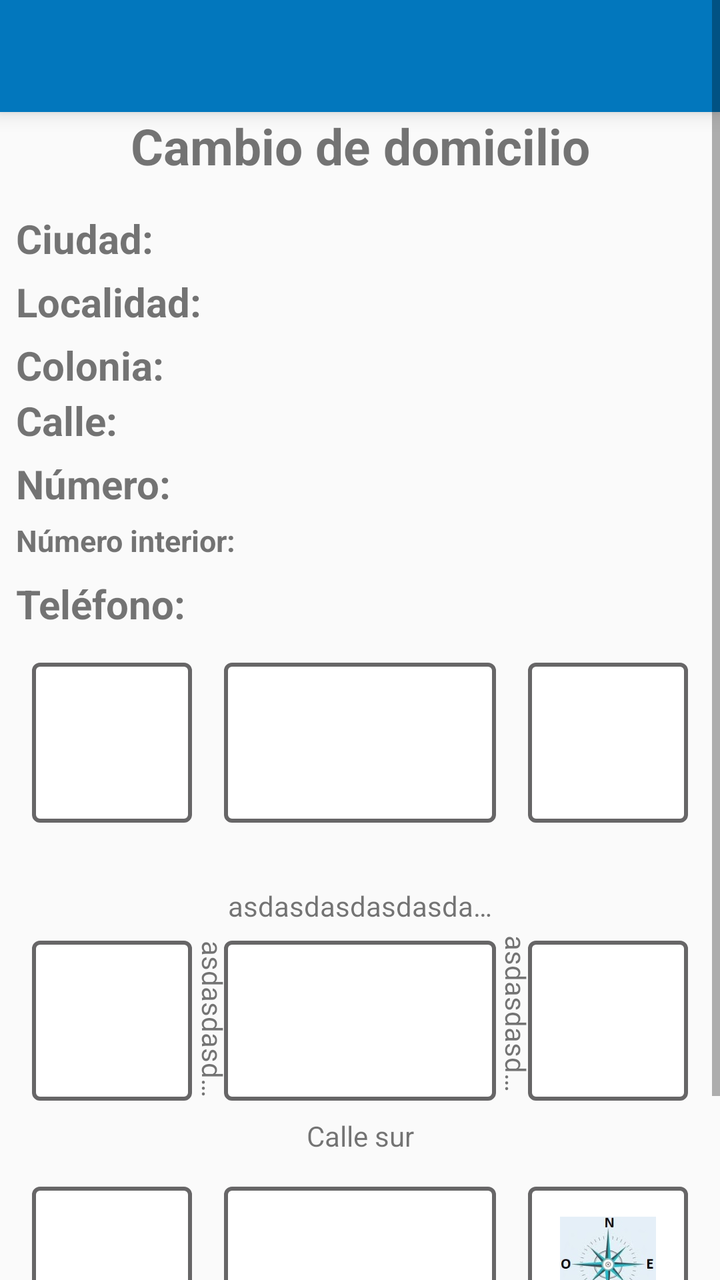
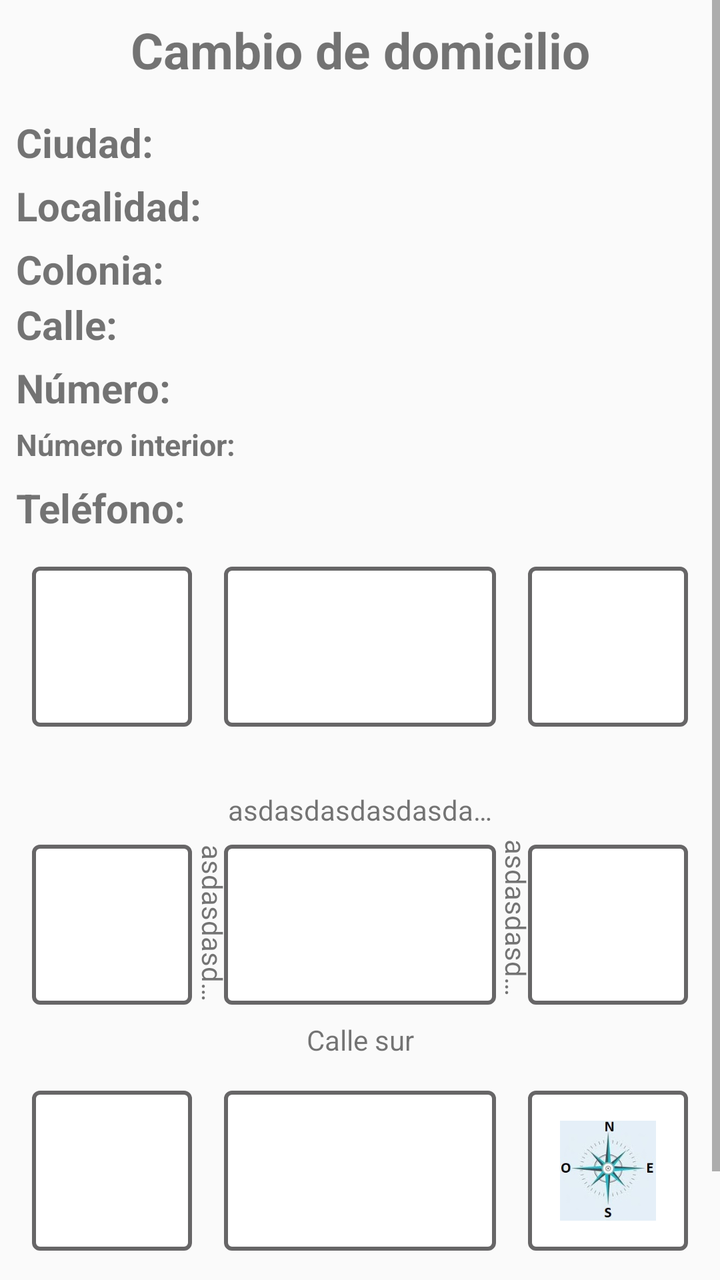

Screens rendered from an Android XML layout before and after an edit, with the pre-edit source and the edit as a unified diff.
<!-- AndroidManifest.xml: application theme AppTheme -->
<!-- res/layout/activity_cambio_domicilio.xml -->
<?xml version="1.0" encoding="utf-8"?>
<android.support.constraint.ConstraintLayout xmlns:app="http://schemas.android.com/apk/res-auto"
    xmlns:tools="http://schemas.android.com/tools"
    android:layout_width="match_parent"
    xmlns:android="http://schemas.android.com/apk/res/android"
    android:layout_height="match_parent">
    
    <ScrollView
        android:layout_width="match_parent"
        android:layout_height="match_parent"
        tools:layout_editor_absoluteX="168dp"
        tools:layout_editor_absoluteY="94dp">

        <android.support.constraint.ConstraintLayout
            android:layout_width="match_parent"
            android:layout_height="wrap_content"
            android:orientation="vertical">

            <include
                android:id="@+id/includeCambioDom"
                layout="@layout/toolbar"></include>

            <TextView
                android:id="@+id/textView37"
                android:layout_width="0dp"
                android:layout_height="wrap_content"
                android:layout_centerHorizontal="true"
                android:layout_marginStart="8dp"
                android:layout_marginEnd="8dp"
                android:text="@string/cambio_Domicilio"
                android:textAlignment="center"
                android:textSize="25dp"
                android:textStyle="bold"
                app:layout_constraintEnd_toEndOf="parent"
                app:layout_constraintStart_toStartOf="parent"
                app:layout_constraintTop_toBottomOf="@+id/includeCambioDom" />

            <TextView
                android:id="@+id/textView36"
                android:layout_width="120dp"
                android:layout_height="wrap_content"
                android:layout_alignParentTop="true"
                android:layout_marginStart="8dp"
                android:layout_marginTop="16dp"
                android:text="@string/ciudadDos"
                android:textSize="20dp"
                android:textStyle="bold"
                app:layout_constraintStart_toStartOf="parent"
                app:layout_constraintTop_toBottomOf="@+id/textView37" />

            <TextView
                android:id="@+id/CiudadCAMDO"
                android:layout_width="match_parent"
                android:layout_height="wrap_content"
                android:layout_alignParentStart="true"
                android:layout_alignParentTop="true"
                android:layout_marginStart="150dp"
                android:layout_marginEnd="8dp"
                android:textSize="15dp"
                app:layout_constraintBottom_toBottomOf="@+id/textView36"
                app:layout_constraintEnd_toEndOf="parent"
                app:layout_constraintStart_toEndOf="@+id/textView36"
                app:layout_constraintTop_toTopOf="@+id/textView36" />

            <TextView
                android:id="@+id/textView48"
                android:layout_width="120dp"
                android:layout_height="wrap_content"
                android:layout_alignParentTop="true"
                android:layout_marginStart="8dp"
                android:layout_marginTop="8dp"
                android:text="@string/localidadDos"
                android:textSize="20dp"
                android:textStyle="bold"
                app:layout_constraintStart_toStartOf="parent"
                app:layout_constraintTop_toBottomOf="@+id/CiudadCAMDO" />

            <TextView
                android:id="@+id/localidad"
                android:layout_width="match_parent"
                android:layout_height="wrap_content"
                android:layout_alignParentStart="true"
                android:layout_alignParentTop="true"
                android:layout_marginStart="150dp"
                android:layout_marginEnd="8dp"
                android:textSize="15dp"
                app:layout_constraintBottom_toBottomOf="@+id/textView48"
                app:layout_constraintEnd_toEndOf="parent"
                app:layout_constraintStart_toEndOf="@+id/textView48"
                app:layout_constraintTop_toTopOf="@+id/textView48" />

            <TextView
                android:id="@+id/textView34"
                android:layout_width="120dp"
                android:layout_height="wrap_content"
                android:layout_alignParentTop="true"
                android:layout_marginStart="8dp"
                android:layout_marginTop="8dp"
                android:text="@string/coloniaDos"
                android:textSize="20dp"
                android:textStyle="bold"
                app:layout_constraintStart_toStartOf="parent"
                app:layout_constraintTop_toBottomOf="@+id/localidad" />

            <TextView
                android:id="@+id/colonia"
                android:layout_width="match_parent"
                android:layout_height="wrap_content"
                android:layout_alignParentStart="true"
                android:layout_alignParentTop="true"
                android:layout_marginStart="150dp"
                android:layout_marginEnd="8dp"
                android:layout_marginBottom="8dp"
                android:textSize="15dp"
                app:layout_constraintBottom_toBottomOf="@+id/textView34"
                app:layout_constraintEnd_toEndOf="parent"
                app:layout_constraintStart_toEndOf="@+id/textView34"
                app:layout_constraintTop_toTopOf="@+id/textView34" />

            <TextView
                android:id="@+id/textView49"
                android:layout_width="120dp"
                android:layout_height="wrap_content"
                android:layout_alignParentTop="true"
                android:layout_marginStart="8dp"
                android:layout_marginTop="8dp"
                android:text="@string/calleDos"
                android:textSize="20dp"
                android:textStyle="bold"
                app:layout_constraintStart_toStartOf="parent"
                app:layout_constraintTop_toBottomOf="@+id/colonia" />

            <TextView
                android:id="@+id/Calledom"
                android:layout_width="match_parent"
                android:layout_height="wrap_content"
                android:layout_alignParentStart="true"
                android:layout_alignParentTop="true"
                android:layout_marginStart="150dp"
                android:layout_marginEnd="8dp"
                android:textSize="15dp"
                app:layout_constraintBottom_toBottomOf="@+id/textView49"
                app:layout_constraintEnd_toEndOf="parent"
                app:layout_constraintStart_toEndOf="@+id/textView49"
                app:layout_constraintTop_toTopOf="@+id/textView49" />

            <TextView
                android:id="@+id/textView50"
                android:layout_width="120dp"
                android:layout_height="wrap_content"
                android:layout_alignParentTop="true"
                android:layout_marginStart="8dp"
                android:layout_marginTop="8dp"
                android:text="@string/numeroDos"
                android:textSize="20dp"
                android:textStyle="bold"
                app:layout_constraintStart_toStartOf="parent"
                app:layout_constraintTop_toBottomOf="@+id/Calledom" />

            <TextView
                android:id="@+id/numero"
                android:layout_width="match_parent"
                android:layout_height="wrap_content"
                android:layout_alignParentStart="true"
                android:layout_alignParentTop="true"
                android:layout_marginStart="150dp"
                android:layout_marginEnd="8dp"
                android:textSize="15dp"
                app:layout_constraintBottom_toBottomOf="@+id/textView50"
                app:layout_constraintEnd_toEndOf="parent"
                app:layout_constraintStart_toEndOf="@+id/textView50"
                app:layout_constraintTop_toTopOf="@+id/textView50" />

            <TextView
                android:id="@+id/textView51"
                android:layout_width="120dp"
                android:layout_height="wrap_content"
                android:layout_alignParentTop="true"
                android:layout_marginStart="8dp"
                android:layout_marginTop="8dp"
                android:text="@string/numeroIDos"
                android:textSize="15dp"
                android:textStyle="bold"
                app:layout_constraintStart_toStartOf="parent"
                app:layout_constraintTop_toBottomOf="@+id/numero" />

            <TextView
                android:id="@+id/numeroi"
                android:layout_width="match_parent"
                android:layout_height="wrap_content"
                android:layout_alignParentStart="true"
                android:layout_alignParentTop="true"
                android:layout_marginStart="150dp"
                android:layout_marginEnd="8dp"
                android:textSize="15dp"
                app:layout_constraintBottom_toBottomOf="@+id/textView51"
                app:layout_constraintEnd_toEndOf="parent"
                app:layout_constraintStart_toEndOf="@+id/textView51"
                app:layout_constraintTop_toTopOf="@+id/textView51" />

            <TextView
                android:id="@+id/textView52"
                android:layout_width="120dp"
                android:layout_height="wrap_content"
                android:layout_alignParentTop="true"
                android:layout_marginStart="8dp"
                android:layout_marginTop="8dp"
                android:text="@string/telefonoDos"
                android:textSize="20dp"
                android:textStyle="bold"
                app:layout_constraintStart_toStartOf="parent"
                app:layout_constraintTop_toBottomOf="@+id/numeroi" />

            <TextView
                android:id="@+id/telefono"
                android:layout_width="match_parent"
                android:layout_height="wrap_content"
                android:layout_alignParentStart="true"
                android:layout_alignParentTop="true"
                android:layout_marginStart="150dp"
                android:layout_marginEnd="8dp"
                android:layout_marginBottom="8dp"
                android:textSize="15dp"
                app:layout_constraintBottom_toBottomOf="@+id/textView52"
                app:layout_constraintEnd_toEndOf="parent"
                app:layout_constraintStart_toEndOf="@+id/textView52"
                app:layout_constraintTop_toTopOf="@+id/textView52" />

            <android.support.constraint.ConstraintLayout
                android:id="@+id/map"
                android:layout_width="match_parent"
                android:layout_height="360dp"
                android:layout_alignTop="@id/telefono"
                android:layout_marginTop="8dp"
                android:orientation="horizontal"
                android:visibility="visible"
                app:layout_constraintTop_toBottomOf="@+id/textView52"
                tools:layout_editor_absoluteX="0dp">

                <android.support.constraint.ConstraintLayout
                    android:id="@+id/uno"
                    android:layout_width="80dp"
                    android:layout_height="80dp"
                    android:layout_marginStart="16dp"
                    android:layout_marginTop="8dp"
                    android:background="@drawable/contorno"
                    app:layout_constraintStart_toStartOf="parent"
                    app:layout_constraintTop_toTopOf="parent"></android.support.constraint.ConstraintLayout>

                <android.support.constraint.ConstraintLayout
                    android:id="@+id/dos"
                    android:layout_width="0dp"
                    android:layout_height="80dp"
                    android:layout_below="@id/uno"
                    android:layout_marginStart="16dp"
                    android:layout_marginTop="8dp"
                    android:layout_marginEnd="16dp"
                    android:layout_marginBottom="8dp"
                    android:background="@drawable/contorno"
                    app:layout_constraintBottom_toTopOf="@+id/center"
                    app:layout_constraintEnd_toStartOf="@+id/constraintLayout9"
                    app:layout_constraintStart_toEndOf="@+id/uno"
                    app:layout_constraintTop_toTopOf="parent"></android.support.constraint.ConstraintLayout>

                <android.support.constraint.ConstraintLayout
                    android:id="@+id/constraintLayout9"
                    android:layout_width="80dp"
                    android:layout_height="80dp"
                    android:layout_below="@id/dos"
                    android:layout_marginTop="8dp"
                    android:layout_marginEnd="16dp"
                    android:background="@drawable/contorno"
                    app:layout_constraintEnd_toEndOf="parent"
                    app:layout_constraintTop_toTopOf="parent"></android.support.constraint.ConstraintLayout>

                <android.support.constraint.ConstraintLayout
                    android:id="@+id/center"
                    android:layout_width="match_parent"
                    android:layout_height="150dp"
                    android:layout_marginTop="8dp"
                    android:layout_marginBottom="8dp"
                    android:visibility="visible"
                    app:layout_constraintBottom_toTopOf="@+id/siete"
                    app:layout_constraintEnd_toEndOf="parent"
                    app:layout_constraintHorizontal_bias="0.0"
                    app:layout_constraintStart_toStartOf="parent"
                    app:layout_constraintTop_toBottomOf="@+id/dos">

                    <android.support.constraint.ConstraintLayout
                        android:id="@+id/cuatro"
                        android:layout_width="80dp"
                        android:layout_height="80dp"
                        android:layout_centerHorizontal="true"
                        android:layout_marginStart="16dp"
                        android:background="@drawable/contorno"
                        android:visibility="visible"
                        app:layout_constraintBottom_toBottomOf="@+id/cinco"
                        app:layout_constraintStart_toStartOf="parent"
                        app:layout_constraintTop_toTopOf="@+id/cinco"></android.support.constraint.ConstraintLayout>

                    <android.support.constraint.ConstraintLayout
                        android:id="@+id/cinco"
                        android:layout_width="0dp"
                        android:layout_height="80dp"
                        android:layout_below="@id/cuatro"
                        android:layout_centerHorizontal="true"
                        android:layout_marginStart="16dp"
                        android:layout_marginTop="8dp"
                        android:layout_marginEnd="16dp"
                        android:background="@drawable/contorno"
                        android:visibility="visible"
                        app:layout_constraintEnd_toStartOf="@+id/constraintLayout10"
                        app:layout_constraintStart_toEndOf="@+id/cuatro"
                        app:layout_constraintTop_toBottomOf="@+id/callenorte">

                        <ImageView
                            android:id="@+id/casanorte"
                            android:layout_width="30dp"
                            android:layout_height="30dp"
                            android:layout_centerHorizontal="true"
                            android:src="@drawable/casa"
                            android:visibility="invisible"
                            app:layout_constraintBottom_toBottomOf="parent"
                            app:layout_constraintEnd_toEndOf="parent"
                            app:layout_constraintStart_toStartOf="parent"
                            app:layout_constraintTop_toTopOf="parent"
                            app:layout_constraintVertical_bias="0.0" />

                        <ImageView
                            android:id="@+id/casasur"
                            android:layout_width="30dp"
                            android:layout_height="30dp"
                            android:layout_alignParentBottom="true"
                            android:layout_centerHorizontal="true"
                            android:src="@drawable/casa"
                            android:visibility="invisible"
                            app:layout_constraintBottom_toBottomOf="parent"
                            app:layout_constraintEnd_toEndOf="parent"
                            app:layout_constraintStart_toStartOf="parent"
                            app:layout_constraintTop_toTopOf="parent"
                            app:layout_constraintVertical_bias="1.0" />

                        <ImageView
                            android:id="@+id/casaoeste"
                            android:layout_width="30dp"
                            android:layout_height="30dp"
                            android:layout_centerVertical="true"
                            android:layout_marginStart="8dp"
                            android:layout_marginEnd="8dp"
                            android:src="@drawable/casa"
                            android:visibility="invisible"
                            app:layout_constraintBottom_toBottomOf="parent"
                            app:layout_constraintEnd_toEndOf="parent"
                            app:layout_constraintHorizontal_bias="0.0"
                            app:layout_constraintStart_toStartOf="parent"
                            app:layout_constraintTop_toTopOf="parent" />

                        <ImageView
                            android:id="@+id/casaeste"
                            android:layout_width="30dp"
                            android:layout_height="30dp"
                            android:layout_alignParentEnd="true"
                            android:layout_centerVertical="true"
                            android:layout_marginStart="8dp"
                            android:src="@drawable/casa"
                            android:visibility="invisible"
                            app:layout_constraintBottom_toBottomOf="parent"
                            app:layout_constraintEnd_toEndOf="parent"
                            app:layout_constraintHorizontal_bias="1.0"
                            app:layout_constraintStart_toStartOf="parent"
                            app:layout_constraintTop_toTopOf="parent" />
                    </android.support.constraint.ConstraintLayout>

                    <android.support.constraint.ConstraintLayout
                        android:id="@+id/constraintLayout10"
                        android:layout_width="80dp"
                        android:layout_height="80dp"
                        android:layout_below="@id/cinco"
                        android:layout_centerHorizontal="true"
                        android:layout_marginEnd="16dp"
                        android:background="@drawable/contorno"
                        android:visibility="visible"
                        app:layout_constraintBottom_toBottomOf="@+id/cinco"
                        app:layout_constraintEnd_toEndOf="parent"
                        app:layout_constraintTop_toTopOf="@+id/cinco"></android.support.constraint.ConstraintLayout>

                    <TextView
                        android:id="@+id/callenorte"
                        android:layout_width="0dp"
                        android:layout_height="wrap_content"
                        android:layout_alignParentTop="true"
                        android:layout_centerHorizontal="true"
                        android:layout_marginTop="16dp"
                        android:ellipsize="end"
                        android:maxLines="1"
                        android:text="asdasdasdasdasdasdasdasdasdasdasd"
                        android:textAlignment="center"
                        android:textSize="14dp"
                        android:visibility="visible"
                        app:layout_constraintEnd_toEndOf="@+id/cinco"
                        app:layout_constraintHorizontal_bias="0.0"
                        app:layout_constraintStart_toStartOf="@+id/cinco"
                        app:layout_constraintTop_toTopOf="parent" />

                    <TextView
                        android:id="@+id/callesur"
                        android:layout_width="0dp"
                        android:layout_height="wrap_content"
                        android:layout_alignParentTop="true"
                        android:layout_centerHorizontal="true"
                        android:layout_marginTop="8dp"
                        android:ellipsize="end"
                        android:maxLines="1"
                        android:text="@string/calle_Sur"
                        android:textAlignment="center"
                        android:textSize="14dp"
                        android:visibility="visible"
                        app:layout_constraintEnd_toEndOf="@+id/cinco"
                        app:layout_constraintStart_toStartOf="@+id/cinco"
                        app:layout_constraintTop_toBottomOf="@+id/cinco" />

                    <TextView
                        android:id="@+id/calleeste"
                        android:layout_width="80dp"
                        android:layout_height="23dp"
                        android:layout_alignParentEnd="true"
                        android:layout_centerVertical="true"
                        android:layout_marginTop="8dp"
                        android:layout_marginBottom="8dp"
                        android:ellipsize="end"
                        android:maxLines="1"
                        android:orientation="vertical"
                        android:rotation="90"
                        android:text="asdasdasdasdasdasd"
                        android:textAlignment="center"
                        android:textSize="14dp"
                        android:visibility="visible"
                        app:layout_constraintBottom_toBottomOf="@+id/cinco"
                        app:layout_constraintEnd_toStartOf="@+id/constraintLayout10"
                        app:layout_constraintStart_toEndOf="@+id/cinco"
                        app:layout_constraintTop_toBottomOf="@+id/callenorte" />

                    <TextView
                        android:id="@+id/calleoeste"
                        android:layout_width="80dp"
                        android:layout_height="30dp"
                        android:layout_marginStart="8dp"
                        android:layout_marginEnd="8dp"
                        android:ellipsize="end"
                        android:maxLines="1"
                        android:rotation="90"
                        android:text="asdasdasdasdasdasd"
                        android:textAlignment="center"
                        android:textSize="14dp"
                        android:visibility="visible"
                        app:layout_constraintBottom_toBottomOf="@+id/cinco"
                        app:layout_constraintEnd_toStartOf="@+id/cinco"
                        app:layout_constraintHorizontal_bias="0.54"
                        app:layout_constraintStart_toEndOf="@+id/cuatro"
                        app:layout_constraintTop_toTopOf="@+id/cinco"
                        app:layout_constraintVertical_bias="0.48" />
                </android.support.constraint.ConstraintLayout>


                <android.support.constraint.ConstraintLayout
                    android:id="@+id/siete"
                    android:layout_width="80dp"
                    android:layout_height="80dp"
                    android:layout_alignParentEnd="true"
                    android:layout_marginStart="16dp"
                    android:layout_marginTop="16dp"
                    android:background="@drawable/contorno"
                    android:visibility="visible"
                    app:layout_constraintStart_toStartOf="parent"
                    app:layout_constraintTop_toBottomOf="@+id/center"></android.support.constraint.ConstraintLayout>

                <android.support.constraint.ConstraintLayout
                    android:id="@+id/ocho"
                    android:layout_width="0dp"
                    android:layout_height="80dp"
                    android:layout_below="@id/siete"
                    android:layout_alignParentEnd="true"
                    android:layout_marginStart="16dp"
                    android:layout_marginTop="16dp"
                    android:layout_marginEnd="16dp"
                    android:background="@drawable/contorno"
                    android:visibility="visible"
                    app:layout_constraintEnd_toStartOf="@+id/constraintLayout8"
                    app:layout_constraintStart_toEndOf="@+id/siete"
                    app:layout_constraintTop_toBottomOf="@+id/center"></android.support.constraint.ConstraintLayout>

                <android.support.constraint.ConstraintLayout
                    android:id="@+id/constraintLayout8"
                    android:layout_width="80dp"
                    android:layout_height="80dp"
                    android:layout_below="@id/ocho"
                    android:layout_alignParentEnd="true"
                    android:layout_marginTop="16dp"
                    android:layout_marginEnd="16dp"
                    android:background="@drawable/contorno"
                    android:visibility="visible"
                    app:layout_constraintEnd_toEndOf="parent"
                    app:layout_constraintTop_toBottomOf="@+id/center">

                    <ImageView
                        android:layout_width="50dp"
                        android:layout_height="50dp"
                        android:layout_centerHorizontal="true"
                        android:layout_centerVertical="true"
                        android:src="@drawable/flecha"
                        app:layout_constraintBottom_toBottomOf="parent"
                        app:layout_constraintEnd_toEndOf="parent"
                        app:layout_constraintStart_toStartOf="parent"
                        app:layout_constraintTop_toTopOf="parent" />
                </android.support.constraint.ConstraintLayout>
            </android.support.constraint.ConstraintLayout>

            <Button
                android:id="@+id/aceptar"
                android:layout_width="100dp"
                android:layout_height="wrap_content"
                android:layout_below="@+id/map"
                android:layout_alignParentStart="true"
                android:layout_marginStart="24dp"
                android:layout_marginTop="16dp"
                android:background="@drawable/boton"
                android:backgroundTint="@color/colorPrimary"
                android:text="@string/aceptar"
                android:textColor="#fff"
                app:layout_constraintStart_toStartOf="parent"
                app:layout_constraintTop_toBottomOf="@+id/map" />


            <Button
                android:id="@+id/regresa"
                android:layout_width="100dp"
                android:layout_height="wrap_content"
                android:layout_below="@+id/map"
                android:layout_alignParentEnd="true"
                android:layout_marginEnd="24dp"
                android:background="@drawable/boton"
                android:backgroundTint="@color/colorPrimary"
                android:text="@string/Regresar"
                android:textColor="#fff"
                app:layout_constraintBottom_toBottomOf="@+id/aceptar"
                app:layout_constraintEnd_toEndOf="parent"
                app:layout_constraintTop_toTopOf="@+id/aceptar" />
        </android.support.constraint.ConstraintLayout>
    </ScrollView>
</android.support.constraint.ConstraintLayout>
<!-- res/layout/toolbar.xml (included above) -->
<?xml version="1.0" encoding="utf-8"?>
<android.support.v7.widget.Toolbar xmlns:android="http://schemas.android.com/apk/res/android"
    android:layout_width="match_parent"
    android:layout_height="?attr/actionBarSize"
    xmlns:app="http://schemas.android.com/apk/res-auto"
    android:background="@color/colorPrimary"
    android:elevation="6dp"
    android:theme="@style/ThemeOverlay.AppCompat.Dark.ActionBar"
    app:popupTheme="@style/ThemeOverlay.AppCompat.Light"/>
<!-- resources referenced by this layout -->
<resources>
  <color name="colorPrimary">#0277BD</color>
  <!-- drawable boton (drawable) -->
  <?xml version="1.0" encoding="utf-8"?>
  <shape xmlns:android="http://schemas.android.com/apk/res/android" android:shape="rectangle">
    <stroke  android:width="1dp"/>
    <corners android:radius="10dp"/>
  
  
  </shape>
  <!-- drawable casa (drawable) -->
  <vector android:height="24dp" android:tint="#040404"
      android:viewportHeight="24.0" android:viewportWidth="24.0"
      android:width="24dp" xmlns:android="http://schemas.android.com/apk/res/android">
      <path android:fillColor="#FF000000" android:pathData="M10,20v-6h4v6h5v-8h3L12,3 2,12h3v8z"/>
  </vector>
  <!-- drawable contorno (drawable) -->
  <?xml version="1.0" encoding="utf-8"?>
  <selector xmlns:android="http://schemas.android.com/apk/res/android">
      <item><layer-list>
          <item>
              <shape>
                  <solid
                      android:color="#ffff">
                  </solid>
  
                  <corners android:radius="3dp" />
  
                  <padding
                      android:bottom="10dp"
                      android:left="10dp"
                      android:right="10dp"
                      android:top="10dp" />
                  <stroke
                      android:width="2dp"
                      android:color="#676667"/>
              </shape>
          </item>
  
      </layer-list></item>
  </selector>
  <!-- drawable flecha: jpg bitmap (drawable-v24, 9301 bytes) -->
  <string name="Regresar">Regresar</string>
  <string name="aceptar">Aceptar</string>
  <string name="calleDos">Calle:</string>
  <string name="calle_Sur">Calle sur</string>
  <string name="cambio_Domicilio">Cambio de domicilio</string>
  <string name="ciudadDos">Ciudad:</string>
  <string name="coloniaDos">Colonia:</string>
  <string name="localidadDos">Localidad:</string>
  <string name="numeroDos">Número:</string>
  <string name="numeroIDos">Número interior:</string>
  <string name="telefonoDos">Teléfono:</string>
  <style name="AppTheme" parent="Theme.AppCompat.Light.DarkActionBar">
          
          <item name="colorPrimary">@color/colorPrimary</item>
          <item name="colorPrimaryDark">@color/colorPrimaryDark</item>
          <item name="colorAccent">@color/colorAccent</item>
          <item name="android:colorForeground">@android:color/background_dark</item>
      </style>
  <color name="colorPrimaryDark">#004C8C</color>
  <color name="colorAccent">#0000FF</color>
</resources>

<!-- the commit's change to res/layout/activity_cambio_domicilio.xml (unified diff, before → after) -->
@@ -16,9 +16,6 @@
             android:layout_height="wrap_content"
             android:orientation="vertical">
 
-            <include
-                android:id="@+id/includeCambioDom"
-                layout="@layout/toolbar"></include>
 
             <TextView
                 android:id="@+id/textView37"
@@ -26,6 +23,7 @@
                 android:layout_height="wrap_content"
                 android:layout_centerHorizontal="true"
                 android:layout_marginStart="8dp"
+                android:layout_marginTop="8dp"
                 android:layout_marginEnd="8dp"
                 android:text="@string/cambio_Domicilio"
                 android:textAlignment="center"
@@ -33,7 +31,7 @@
                 android:textStyle="bold"
                 app:layout_constraintEnd_toEndOf="parent"
                 app:layout_constraintStart_toStartOf="parent"
-                app:layout_constraintTop_toBottomOf="@+id/includeCambioDom" />
+                app:layout_constraintTop_toTopOf="parent" />
 
             <TextView
                 android:id="@+id/textView36"
@@ -548,13 +546,3 @@
         </android.support.constraint.ConstraintLayout>
     </ScrollView>
 </android.support.constraint.ConstraintLayout>
-<!-- res/layout/toolbar.xml (included above) -->
-<?xml version="1.0" encoding="utf-8"?>
-<android.support.v7.widget.Toolbar xmlns:android="http://schemas.android.com/apk/res/android"
-    android:layout_width="match_parent"
-    android:layout_height="?attr/actionBarSize"
-    xmlns:app="http://schemas.android.com/apk/res-auto"
-    android:background="@color/colorPrimary"
-    android:elevation="6dp"
-    android:theme="@style/ThemeOverlay.AppCompat.Dark.ActionBar"
-    app:popupTheme="@style/ThemeOverlay.AppCompat.Light"/>
